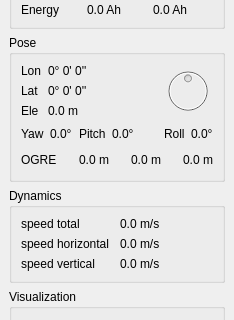
Qt form simulator/statuswidget.ui (wpfhtl/octocopter) before a commit; both pictures show x 0 to 234 and y 116 to 436 of the 234 by 905 pixel window.
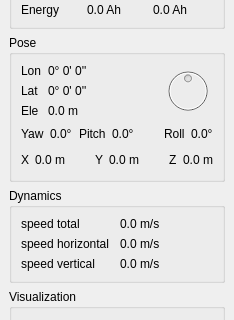
The same form after that commit.

What changed in the file:
```diff
--- a/simulator/statuswidget.ui
+++ b/simulator/statuswidget.ui
@@ -293,23 +293,10 @@
          <item>
           <widget class="QLabel" name="label_4">
            <property name="text">
-            <string>OGRE</string>
+            <string>X</string>
            </property>
           </widget>
          </item>
-         <item>
-          <spacer name="horizontalSpacer_4">
-           <property name="orientation">
-            <enum>Qt::Horizontal</enum>
-           </property>
-           <property name="sizeHint" stdset="0">
-            <size>
-             <width>40</width>
-             <height>20</height>
-            </size>
-           </property>
-          </spacer>
-         </item>
          <item>
           <widget class="QLabel" name="mLabelPoseOgreX">
            <property name="text">
@@ -330,6 +317,13 @@
            </property>
           </spacer>
          </item>
+         <item>
+          <widget class="QLabel" name="label_18">
+           <property name="text">
+            <string>Y</string>
+           </property>
+          </widget>
+         </item>
          <item>
           <widget class="QLabel" name="mLabelPoseOgreY">
            <property name="text">
@@ -350,6 +344,13 @@
            </property>
           </spacer>
          </item>
+         <item>
+          <widget class="QLabel" name="label_19">
+           <property name="text">
+            <string>Z</string>
+           </property>
+          </widget>
+         </item>
          <item>
           <widget class="QLabel" name="mLabelPoseOgreZ">
            <property name="text">
```
